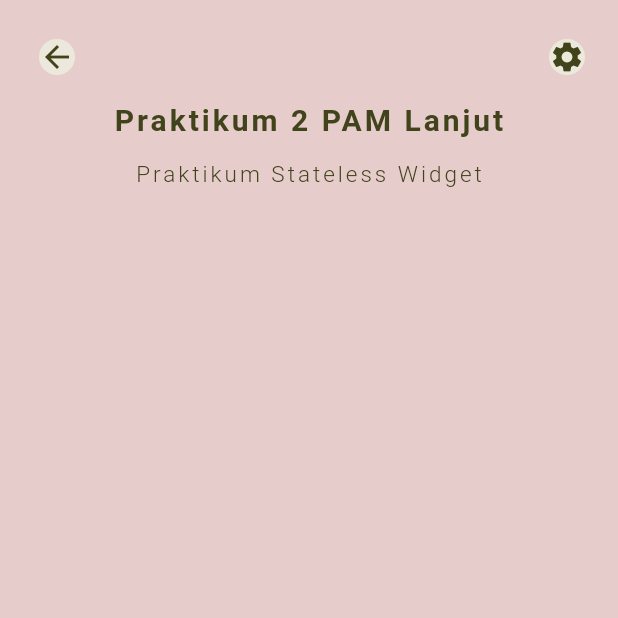
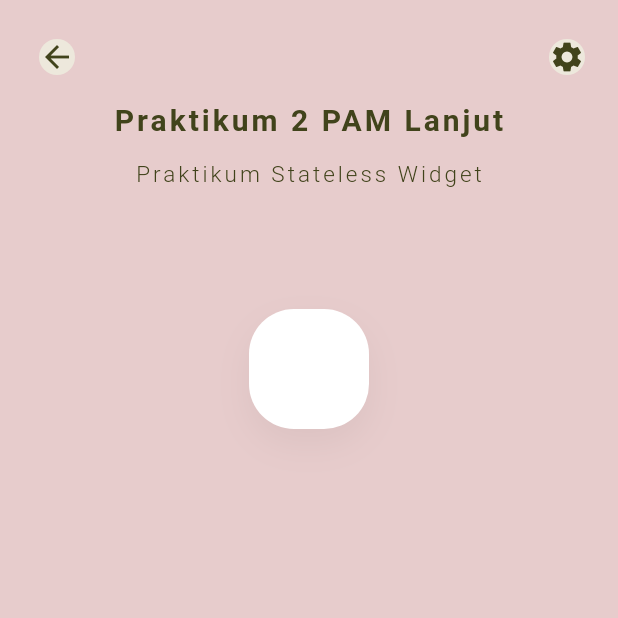
Before and after one commit to lulultfh/Praktikkum2_0209, a Flutter app: the SimpleStateless screen opened directly, on a phone screen of 412 x 824 dp, the top half of it. Run offline on Flutter 3.47's test engine with Material 3 defaults, Android fonts, the phone set to English and light mode, and no system bars.

Commit message:
feat: menambahkan child berupa padding pada Container di body

```diff
--- a/lib/stateless/stateless.dart
+++ b/lib/stateless/stateless.dart
@@ -70,6 +70,9 @@ class SimpleStateless extends StatelessWidget {
                 ),
               ],
             ),
+            child: Padding(
+              padding: const EdgeInsets.symmetric(horizontal: 40, vertical: 40),
+            ),
           ),
         ],
       ),
```
